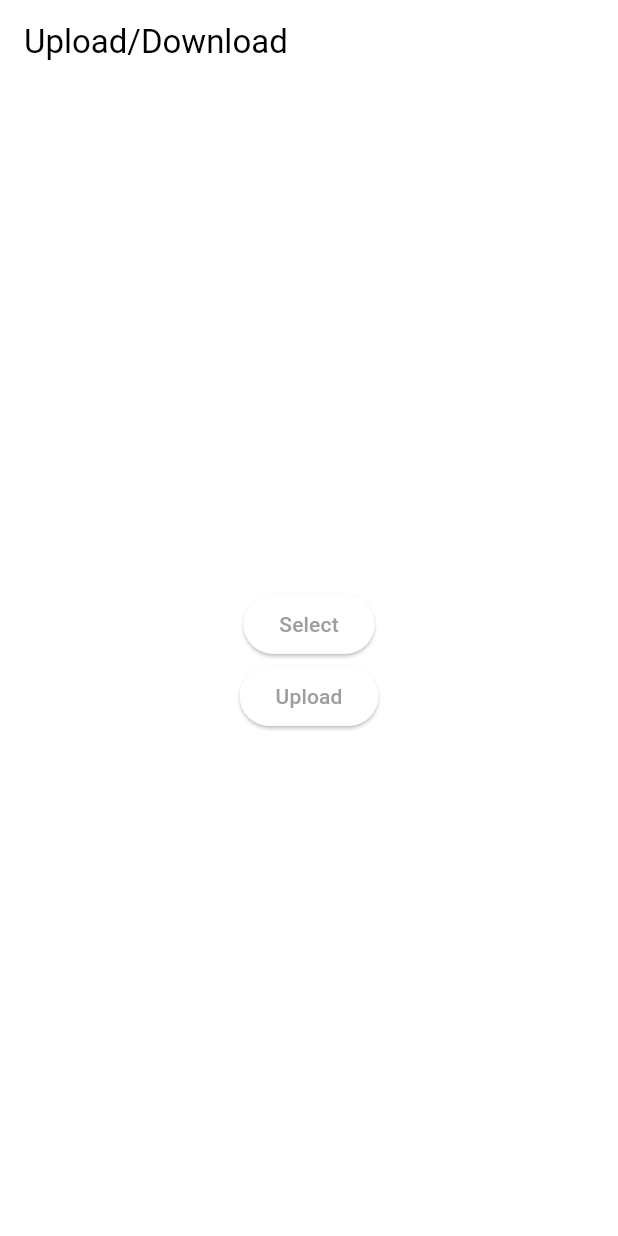
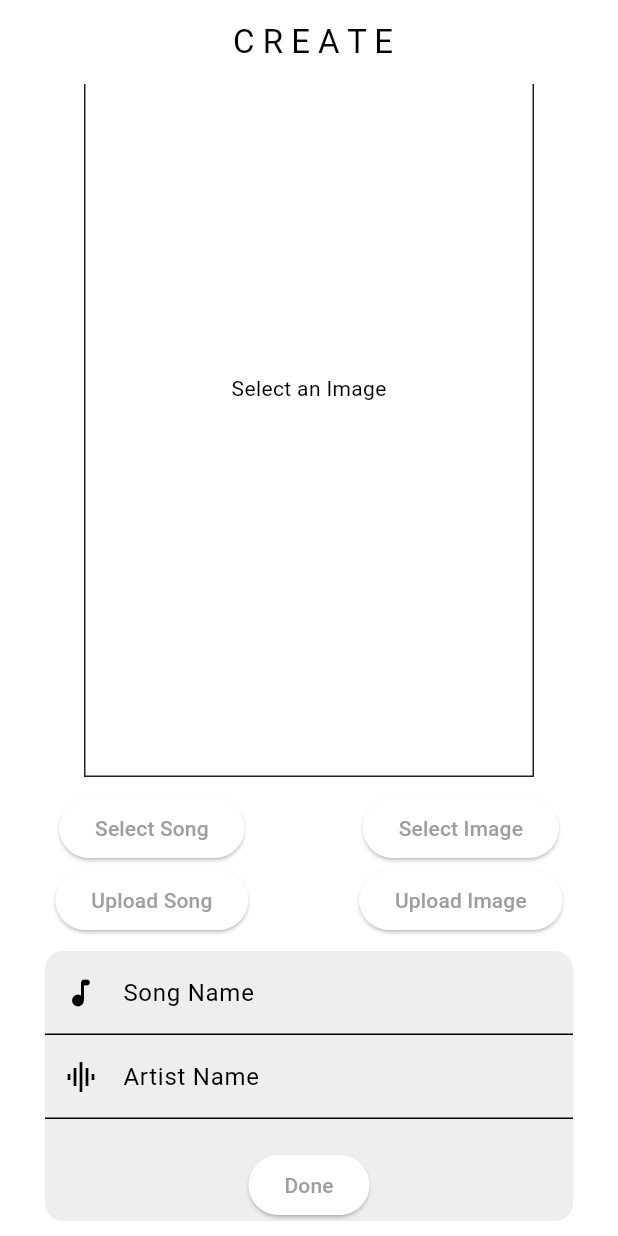
Before and after one commit to sandeshkolte/Spotify-Cone-my-style-, a Flutter app: the screen it shows after launch, on a phone screen of 412 x 824 dp. Run offline on Flutter 3.47's test engine with Material 3 defaults, Android fonts, the phone set to English and light mode, and no system bars; our stand-ins replace audioplayers, cloud_firestore, file_picker, firebase_core, firebase_storage, image_picker; accounts and stored records are empty.

Commit message:
Firebase working successful

```diff
--- a/lib/online_music/music.dart
+++ b/lib/online_music/music.dart
@@ -1,7 +1,5 @@
-import 'dart:io';
-import 'package:file_picker/file_picker.dart';
-import 'package:firebase_storage/firebase_storage.dart';
 import 'package:flutter/material.dart';
+import 'package:music_player_app/firebase/upload-download.dart';
 
 class Music extends StatefulWidget {
   const Music({super.key});
@@ -11,61 +9,141 @@ class Music extends StatefulWidget {
 }
 
 class _MusicState extends State<Music> {
-  String? url;
+  final songNameController = TextEditingController();
+  final artistNameController = TextEditingController();
+  final formKey = GlobalKey<FormState>();
 
-  PlatformFile? pickedFile;
-  File? selectedFile;
+  void validationCheck(String songNametext, String artistNametext) async {
+    debugPrint("INSIDE");
+    // if (formKey.currentState!.validate()) {
+    final songName = songNametext;
+    final artistName = artistNametext;
+    final audioUrl = uploadDownload.audioUrl;
+    final imageUrl = uploadDownload.imageUrl;
+    debugPrint("Audio: $audioUrl");
+    debugPrint("Image $imageUrl");
 
-  Future selectFile() async {
-    final result = await FilePicker.platform.pickFiles(type: FileType.audio);
-
-    pickedFile = result!.files.first;
-    selectedFile = File(pickedFile!.path!);
-    debugPrint("File is $pickedFile");
-    _isSelected.value = true;
+    if (audioUrl != null && imageUrl != null) {
+      debugPrint("CHECKED");
+      uploadDownload.savetoDatabase(songName, artistName, audioUrl, imageUrl);
+      // }
+    }
   }
 
-  Future uploadAudio() async {
-    _isUploaded.value = false;
-    final Reference audioRef = FirebaseStorage.instance.ref().child("audio");
-    var timeKey = DateTime.now();
+  final uploadDownload = UploadDownload();
 
-    final UploadTask uploadTask =
-        audioRef.child("$timeKey.mp3").putFile(selectedFile!);
-
-    var audioUrl =
-        await (await uploadTask.whenComplete(() {})).ref.getDownloadURL();
-
-    url = audioUrl.toString();
-    // savetoDatabase(url);
-    _isUploaded.value = true;
-  }
-
-  final ValueNotifier<bool> _isSelected = ValueNotifier<bool>(false);
-  final ValueNotifier<bool> _isUploaded = ValueNotifier<bool>(false);
   @override
   Widget build(BuildContext context) {
     return Scaffold(
+      extendBodyBehindAppBar: true,
+      resizeToAvoidBottomInset: true,
       appBar: AppBar(
-        title: const Text("Upload/Download"),
+        centerTitle: true,
+        title: const Text(" C R E A T E"),
       ),
       body: Column(
         mainAxisAlignment: MainAxisAlignment.center,
         crossAxisAlignment: CrossAxisAlignment.center,
         children: [
-          Center(
-            child: ElevatedButton(
-                onPressed: selectFile,
-                child: _isSelected.value
-                    ? const Text("Ok")
-                    : const Text("Select")),
+          Expanded(
+            child: Container(
+              height: 350,
+              width: 300,
+              decoration: BoxDecoration(
+                  border: Border.all(
+                      color: Theme.of(context).colorScheme.inversePrimary)),
+              child: uploadDownload.selectedImage != null
+                  ? Image.file(
+                      uploadDownload.selectedImage!,
+                      fit: BoxFit.cover,
+                      filterQuality: FilterQuality.low,
+                    )
+                  : const Center(child: Text("Select an Image")),
+            ),
           ),
-          Center(
-            child: ElevatedButton(
-                onPressed: uploadAudio,
-                child: _isUploaded.value
-                    ? const Text("Success")
-                    : const Text("Upload")),
+          const SizedBox(
+            height: 10,
+          ),
+          Row(
+            mainAxisAlignment: MainAxisAlignment.spaceAround,
+            children: [
+              ValueListenableBuilder(
+                  valueListenable: uploadDownload.isAudioSelected,
+                  builder: (context, value, child) => ElevatedButton(
+                      onPressed: uploadDownload.selectFile,
+                      child: uploadDownload.isAudioSelected.value
+                          ? const Text("Change Song")
+                          : const Text("Select Song"))),
+              ValueListenableBuilder(
+                  valueListenable: uploadDownload.isImageSelected,
+                  builder: (context, value, child) => ElevatedButton(
+                      onPressed: () {
+                        uploadDownload.picImageFromGallery();
+                        setState(() {});
+                      },
+                      child: uploadDownload.isImageSelected.value
+                          ? const Text("Change Image")
+                          : const Text("Select Image"))),
+            ],
+          ),
+          Row(
+            mainAxisAlignment: MainAxisAlignment.spaceAround,
+            children: [
+              ElevatedButton(
+                  onPressed: uploadDownload.uploadAudio,
+                  child: uploadDownload.isAudioUploaded.value
+                      ? const Text("Success")
+                      : const Text("Upload Song")),
+              ElevatedButton(
+                  onPressed: uploadDownload.uploadImage,
+                  child: uploadDownload.isImageUploaded.value
+                      ? const Text("Success")
+                      : const Text("Upload Image")),
+            ],
+          ),
+          Padding(
+            padding: const EdgeInsets.symmetric(horizontal: 30.0, vertical: 10),
+            child: Container(
+              decoration: BoxDecoration(
+                  color: Theme.of(context).colorScheme.secondary,
+                  borderRadius: BorderRadius.circular(12)),
+              child: Form(
+                  key: formKey,
+                  child: Column(
+                    mainAxisAlignment: MainAxisAlignment.spaceAround,
+                    children: [
+                      TextFormField(
+                        // validator: (value) {
+                        //   return value!.length < 2 ? "Fill this" : null;
+                        // },
+                        controller: songNameController,
+                        decoration: const InputDecoration(
+                          labelText: "Song Name",
+                          prefixIcon: Icon(Icons.music_note_rounded),
+                        ),
+                      ),
+                      TextFormField(
+                        // validator: (value) {
+                        //   return value!.length < 2 ? "Fill this" : null;
+                        // },
+                        controller: artistNameController,
+                        decoration: const InputDecoration(
+                            labelText: "Artist Name",
+                            prefixIcon: Icon(Icons.multitrack_audio_sharp)),
+                      ),
+                      const SizedBox(
+                        height: 20,
+                      ),
+                      ElevatedButton(
+                          onPressed: () {
+                            debugPrint("CLICKED");
+                            validationCheck(songNameController.text,
+                                artistNameController.text);
+                          },
+                          child: const Text("Done"))
+                    ],
+                  )),
+            ),
           ),
         ],
       ),
--- a/pubspec.yaml
+++ b/pubspec.yaml
@@ -40,8 +40,10 @@ dependencies:
   marquee:
   firebase_core: ^2.24.2
   firebase_storage: ^11.6.0
+  cloud_firestore:
+  intl:
   file_picker: ^6.1.1
-  firebase_auth: ^4.16.0
+  image_picker:
   flutter_audio_output:
   logger: ^2.0.2+1
 
```
Also changed, not shown: lib/firebase/upload-download.dart (added, +124 -0 lines), lib/firebase/storage.dart (deleted), pubspec.lock, 5 other files.
